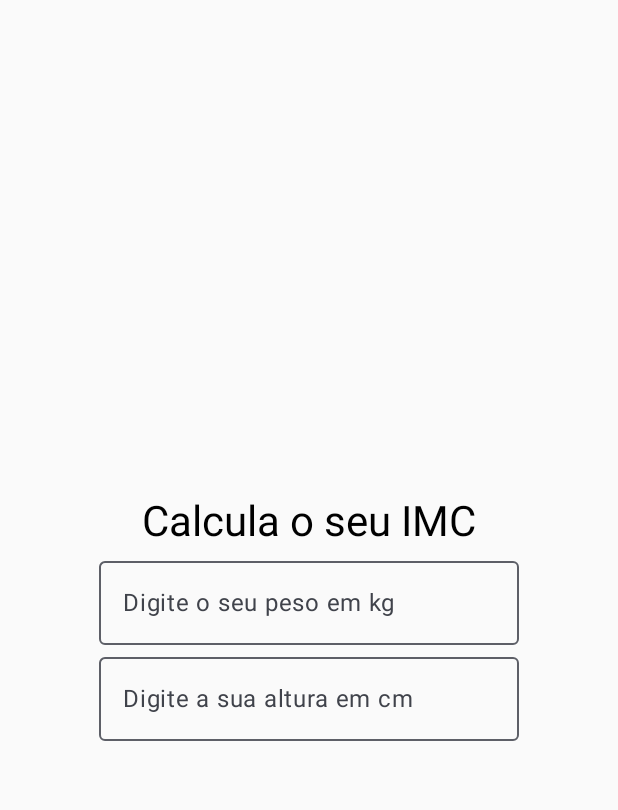
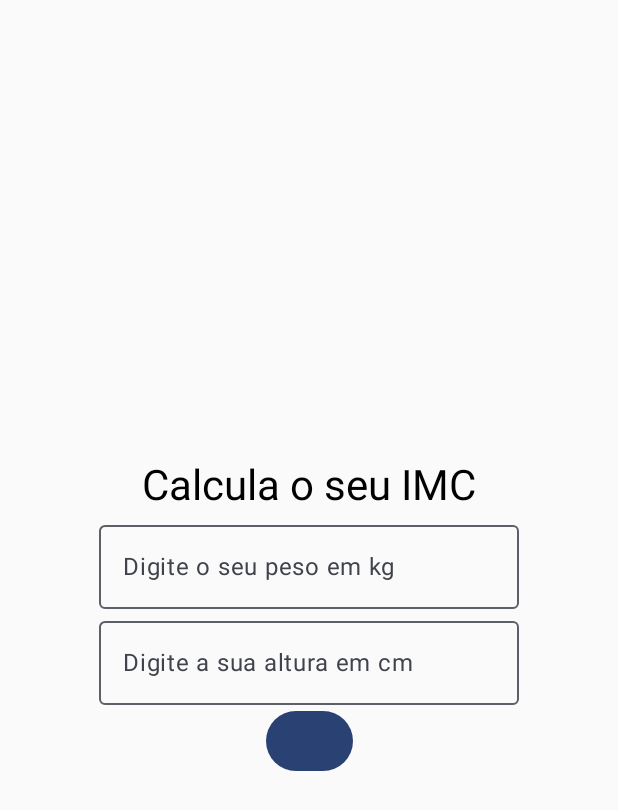
Before and after one commit to TheRomeroGuilherme/Projeto_Kotlin, an Android app built with Jetpack Compose: the screen it shows after launch (MainActivity), on a phone screen of 412 x 824 dp. Shown: the top 810 px of the screen. Run offline under Robolectric (Android 15) with nearby library versions, the phone set to English and light mode, and no system bars.

```diff
--- a/app/src/main/java/com/example/projetokotlin/MainActivity.kt
+++ b/app/src/main/java/com/example/projetokotlin/MainActivity.kt
@@ -74,6 +74,7 @@ fun App(){
             label =  { Text("Digite a sua altura em cm") },
             keyboardOptions = KeyboardOptions(keyboardType = KeyboardType.Number)
         )
+        Button(onClick = {}) { }
     }
 
 }
```
